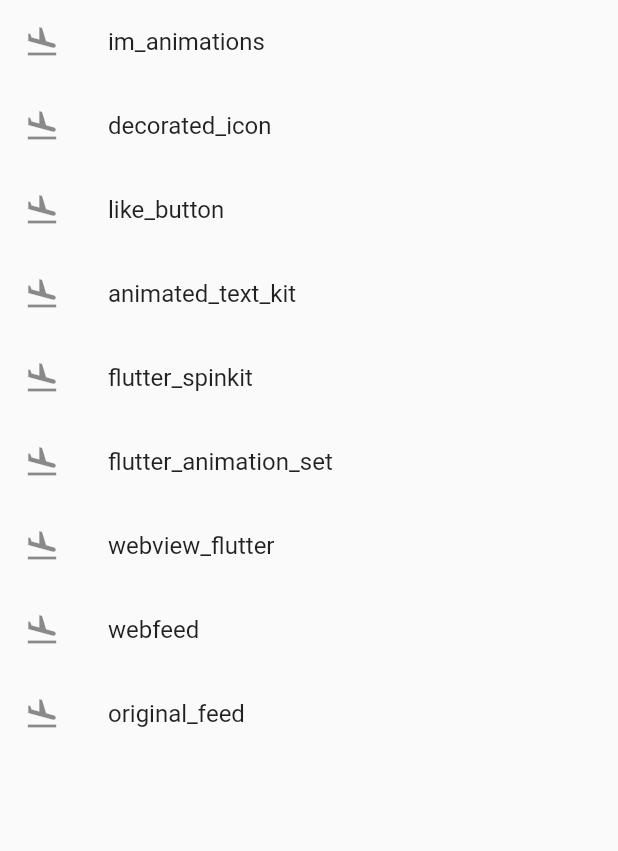
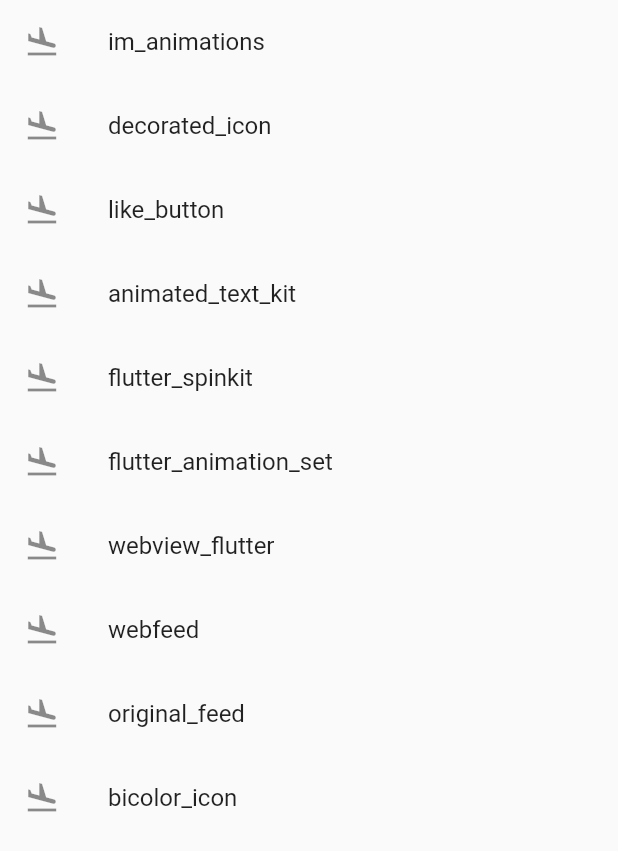
Before and after one commit to linnefromice/flutter_sandbox, a Flutter app: the screen it shows after launch, on a phone screen of 412 x 824 dp. Shown: the top 851 px of the screen. Run offline on Flutter 3.47's test engine with Material 2 defaults, Android fonts, the phone set to English and light mode, and no system bars; our stand-ins replace animated_text_kit, flutter_spinkit, like_button, webview_flutter; missing offline and left inert: decorated_icon, flutter_animation_set, im_animations, webfeed, xml2json.

Commit message:
create screen & update routing

```diff
--- a/lib/main.dart
+++ b/lib/main.dart
@@ -1,5 +1,6 @@
 import 'package:flutter/material.dart';
 import 'package:linnefromice/views/screens/animated_text_kit_screen.dart';
+import 'package:linnefromice/views/screens/bicolor_icon_screen.dart';
 import 'package:linnefromice/views/screens/decorated_icon_screen.dart';
 import 'package:linnefromice/views/screens/flutter_animation_set_screen.dart';
 import 'package:linnefromice/views/screens/flutter_spinkit_screen.dart';
@@ -35,6 +36,7 @@ class App extends StatelessWidget {
         '/webview_flutter': (context) => WebviewFlutterScreen(),
         '/web_feed': (context) => WebFeedScreen(),
         '/original_feed': (context) => OriginalFeedScreen(),
+        '/bicolor_icon': (context) => BicolorIconScreen(),
       },
     );
   }
--- a/lib/views/screens/home_screen.dart
+++ b/lib/views/screens/home_screen.dart
@@ -38,6 +38,10 @@ class HomeScreen extends StatelessWidget {
       "label": "original_feed",
       "pathName": "/original_feed"
     },
+    {
+      "label": "bicolor_icon",
+      "pathName": "/bicolor_icon"
+    },
   ];
 
   Widget _buildNavigationWidget(
```
Also changed, not shown: lib/views/screens/bicolor_icon_screen.dart (added, +12 -0 lines).
